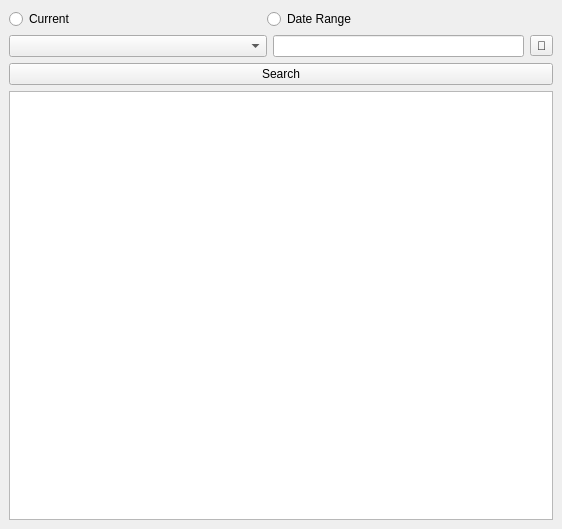
Before: the Qt Designer form Report_Window/datewindow.ui in harsh-9523/Report_window_Task, drawn with Qt 5.
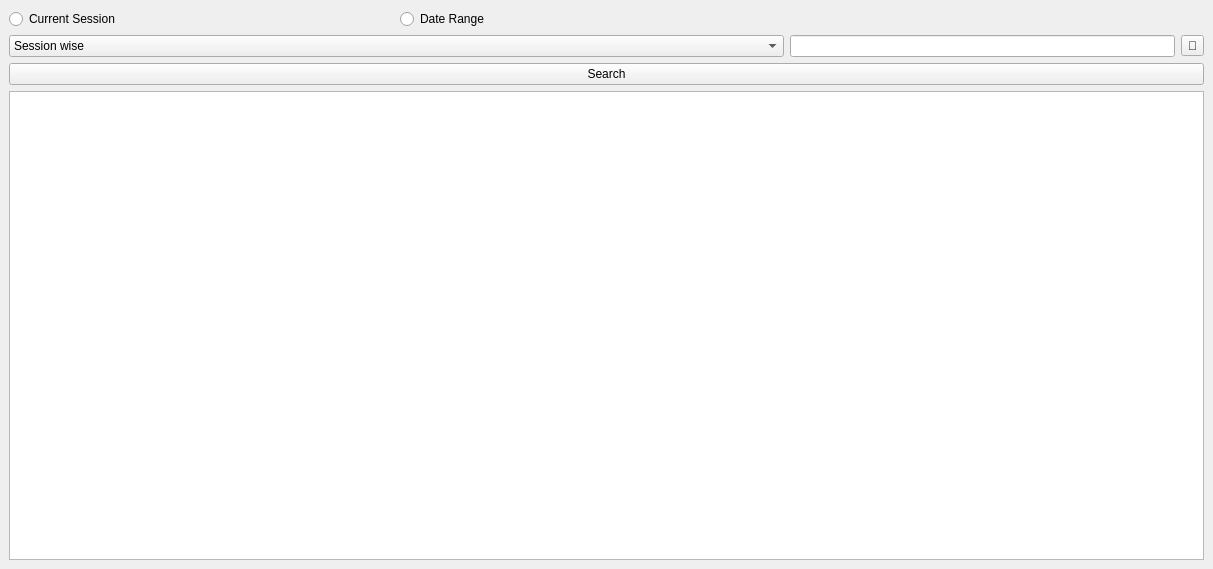
After: the same form once the commit is applied.

Patch:
```diff
--- a/Report_Window/datewindow.ui
+++ b/Report_Window/datewindow.ui
@@ -6,8 +6,8 @@
    <rect>
     <x>0</x>
     <y>0</y>
-    <width>562</width>
-    <height>529</height>
+    <width>1213</width>
+    <height>569</height>
    </rect>
   </property>
   <property name="windowTitle">
@@ -15,42 +15,6 @@
   </property>
   <widget class="QWidget" name="centralwidget">
    <layout class="QGridLayout" name="gridLayout">
-    <item row="0" column="0">
-     <widget class="QRadioButton" name="radioButton">
-      <property name="sizePolicy">
-       <sizepolicy hsizetype="Expanding" vsizetype="Fixed">
-        <horstretch>0</horstretch>
-        <verstretch>0</verstretch>
-       </sizepolicy>
-      </property>
-      <property name="text">
-       <string>Current</string>
-      </property>
-     </widget>
-    </item>
-    <item row="1" column="0" colspan="2">
-     <widget class="QComboBox" name="comboBox">
-      <property name="sizePolicy">
-       <sizepolicy hsizetype="Expanding" vsizetype="Fixed">
-        <horstretch>0</horstretch>
-        <verstretch>0</verstretch>
-       </sizepolicy>
-      </property>
-     </widget>
-    </item>
-    <item row="0" column="1" colspan="2">
-     <widget class="QRadioButton" name="radioButton_2">
-      <property name="sizePolicy">
-       <sizepolicy hsizetype="Expanding" vsizetype="Fixed">
-        <horstretch>0</horstretch>
-        <verstretch>0</verstretch>
-       </sizepolicy>
-      </property>
-      <property name="text">
-       <string>Date Range</string>
-      </property>
-     </widget>
-    </item>
     <item row="2" column="0" colspan="4">
      <widget class="QPushButton" name="pushButton">
       <property name="sizePolicy">
@@ -64,6 +28,29 @@
       </property>
      </widget>
     </item>
+    <item row="1" column="0" colspan="2">
+     <widget class="QComboBox" name="comboBox">
+      <property name="sizePolicy">
+       <sizepolicy hsizetype="Expanding" vsizetype="Fixed">
+        <horstretch>0</horstretch>
+        <verstretch>0</verstretch>
+       </sizepolicy>
+      </property>
+      <property name="maxVisibleItems">
+       <number>10</number>
+      </property>
+      <item>
+       <property name="text">
+        <string>Session wise</string>
+       </property>
+      </item>
+      <item>
+       <property name="text">
+        <string>Date wise</string>
+       </property>
+      </item>
+     </widget>
+    </item>
     <item row="1" column="3">
      <widget class="QToolButton" name="calendarButton">
       <property name="sizePolicy">
@@ -77,6 +64,29 @@
       </property>
      </widget>
     </item>
+    <item row="3" column="0" colspan="4">
+     <widget class="QTableView" name="tableView">
+      <property name="sizePolicy">
+       <sizepolicy hsizetype="Expanding" vsizetype="Expanding">
+        <horstretch>0</horstretch>
+        <verstretch>0</verstretch>
+       </sizepolicy>
+      </property>
+     </widget>
+    </item>
+    <item row="0" column="0">
+     <widget class="QRadioButton" name="rbCurrent">
+      <property name="sizePolicy">
+       <sizepolicy hsizetype="Expanding" vsizetype="Fixed">
+        <horstretch>0</horstretch>
+        <verstretch>0</verstretch>
+       </sizepolicy>
+      </property>
+      <property name="text">
+       <string>Current Session</string>
+      </property>
+     </widget>
+    </item>
     <item row="1" column="2">
      <widget class="QLineEdit" name="dateRangeEdit">
       <property name="readOnly">
@@ -84,14 +94,17 @@
       </property>
      </widget>
     </item>
-    <item row="3" column="0" colspan="4">
-     <widget class="QTableView" name="tableView">
+    <item row="0" column="1">
+     <widget class="QRadioButton" name="rbDateRange">
       <property name="sizePolicy">
-       <sizepolicy hsizetype="Expanding" vsizetype="Expanding">
+       <sizepolicy hsizetype="Expanding" vsizetype="Fixed">
         <horstretch>0</horstretch>
         <verstretch>0</verstretch>
        </sizepolicy>
       </property>
+      <property name="text">
+       <string>Date Range</string>
+      </property>
      </widget>
     </item>
    </layout>
```
Left out of the diff: 4 changed lines with no effect on the pictures.
